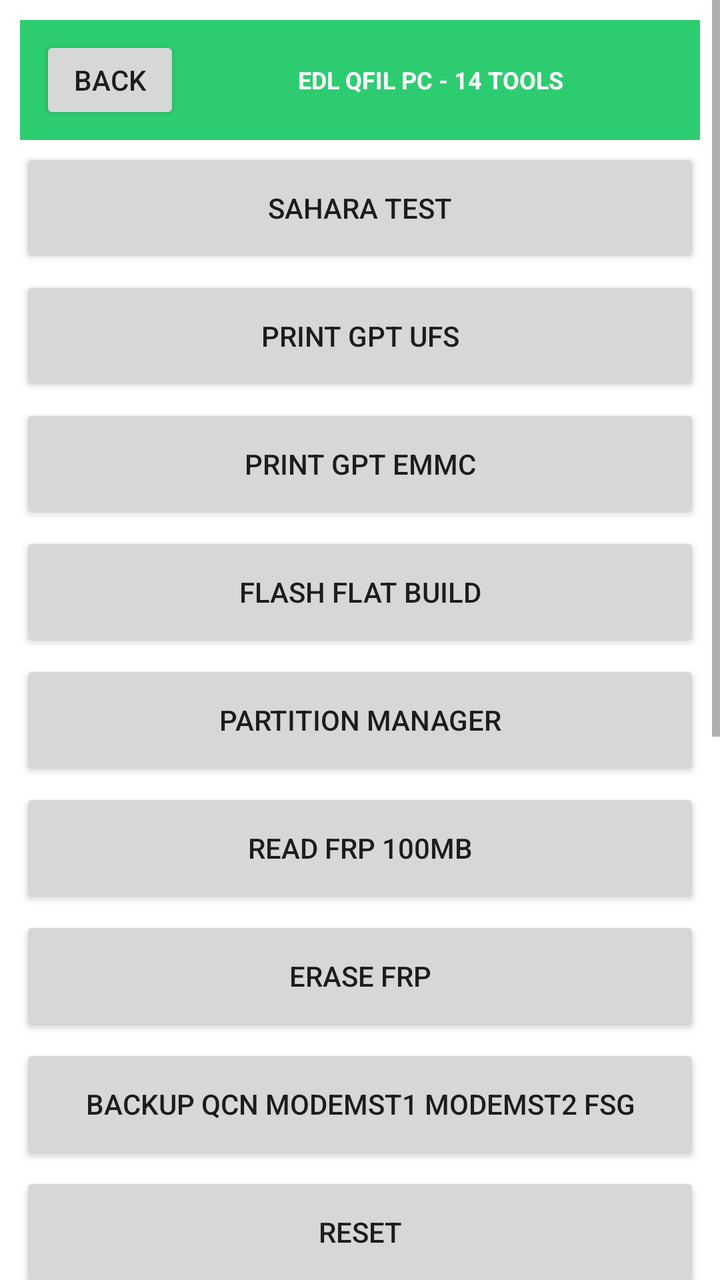
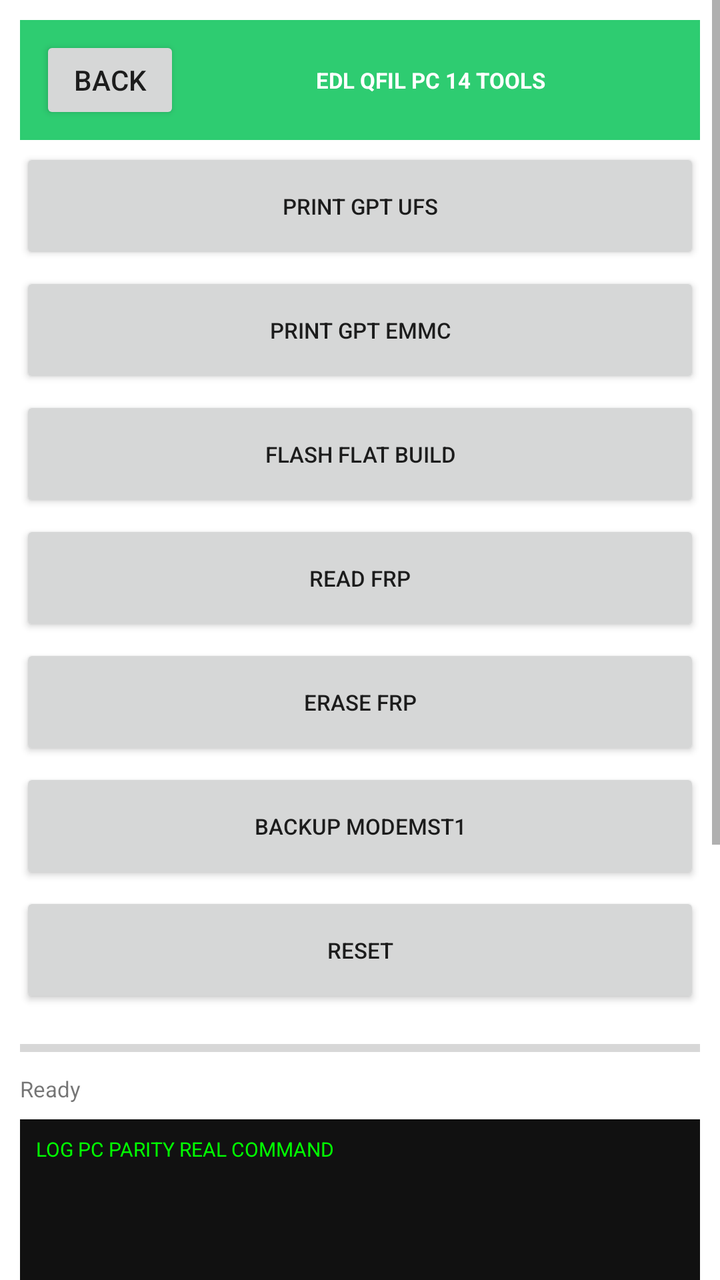

The first picture is an Android layout as it rendered before a commit; the second is the same layout after the commit. The layout source and the unified diff follow.
<!-- AndroidManifest.xml: application theme Theme.OTGFlasher -->
<!-- res/layout/activity_edl.xml -->
<?xml version="1.0" encoding="utf-8"?>
<ScrollView xmlns:android="http://schemas.android.com/apk/res/android" android:layout_width="match_parent" android:layout_height="match_parent" android:background="#FFFFFF">
<LinearLayout android:orientation="vertical" android:layout_width="match_parent" android:layout_height="wrap_content" android:padding="10dp">
<LinearLayout android:orientation="horizontal" android:layout_width="match_parent" android:layout_height="60dp" android:background="#2ECC71" android:gravity="center_vertical" android:padding="10dp"><Button android:id="@+id/btn_back" android:text="BACK" android:layout_width="70dp" android:layout_height="44dp"/><TextView android:text="EDL QFIL PC - 14 TOOLS" android:textSize="12sp" android:textStyle="bold" android:textColor="#FFFFFF" android:layout_width="0dp" android:layout_weight="1" android:layout_height="wrap_content" android:gravity="center"/></LinearLayout>
<Button android:id="@+id/btn_sahara_test_0" android:text="SAHARA TEST" android:layout_width="match_parent" android:layout_height="60dp" android:layout_marginTop="4dp"/>
<Button android:id="@+id/btn_print_gpt_ufs_1" android:text="PRINT GPT UFS" android:layout_width="match_parent" android:layout_height="60dp" android:layout_marginTop="4dp"/>
<Button android:id="@+id/btn_print_gpt_emmc_2" android:text="PRINT GPT EMMC" android:layout_width="match_parent" android:layout_height="60dp" android:layout_marginTop="4dp"/>
<Button android:id="@+id/btn_flash_flat_build_3" android:text="FLASH Flat Build" android:layout_width="match_parent" android:layout_height="60dp" android:layout_marginTop="4dp"/>
<Button android:id="@+id/btn_partition_manager_4" android:text="PARTITION MANAGER" android:layout_width="match_parent" android:layout_height="60dp" android:layout_marginTop="4dp"/>
<Button android:id="@+id/btn_read_frp_100mb_5" android:text="READ frp 100MB" android:layout_width="match_parent" android:layout_height="60dp" android:layout_marginTop="4dp"/>
<Button android:id="@+id/btn_erase_frp_6" android:text="ERASE frp" android:layout_width="match_parent" android:layout_height="60dp" android:layout_marginTop="4dp"/>
<Button android:id="@+id/btn_backup_qcn_modemst1_modemst2_f_7" android:text="BACKUP QCN modemst1 modemst2 fsg" android:layout_width="match_parent" android:layout_height="60dp" android:layout_marginTop="4dp"/>
<Button android:id="@+id/btn_reset_8" android:text="RESET" android:layout_width="match_parent" android:layout_height="60dp" android:layout_marginTop="4dp"/>
<ProgressBar android:id="@+id/progress_bar" style="?android:attr/progressBarStyleHorizontal" android:layout_width="match_parent" android:layout_height="16dp" android:max="100" android:layout_marginTop="12dp"/>
<TextView android:id="@+id/txt_detail" android:text="Ready" android:textSize="11sp" android:layout_width="match_parent" android:layout_height="wrap_content" android:layout_marginTop="5dp"/>
<TextView android:id="@+id/log_view" android:text="LOG - semua fungsi real bukan echo" android:textSize="10sp" android:background="#111111" android:textColor="#00FF00" android:padding="8dp" android:layout_width="match_parent" android:layout_height="400dp" android:layout_marginTop="8dp"/>
</LinearLayout></ScrollView>
<!-- resources referenced by this layout -->
<resources>
  <style name="Theme.OTGFlasher" parent="android:Theme.Material.Light.NoActionBar" />
</resources>

<!-- the commit's change to res/layout/activity_edl.xml (unified diff, before → after) -->
@@ -1,17 +1,15 @@
 <?xml version="1.0" encoding="utf-8"?>
 <ScrollView xmlns:android="http://schemas.android.com/apk/res/android" android:layout_width="match_parent" android:layout_height="match_parent" android:background="#FFFFFF">
 <LinearLayout android:orientation="vertical" android:layout_width="match_parent" android:layout_height="wrap_content" android:padding="10dp">
-<LinearLayout android:orientation="horizontal" android:layout_width="match_parent" android:layout_height="60dp" android:background="#2ECC71" android:gravity="center_vertical" android:padding="10dp"><Button android:id="@+id/btn_back" android:text="BACK" android:layout_width="70dp" android:layout_height="44dp"/><TextView android:text="EDL QFIL PC - 14 TOOLS" android:textSize="12sp" android:textStyle="bold" android:textColor="#FFFFFF" android:layout_width="0dp" android:layout_weight="1" android:layout_height="wrap_content" android:gravity="center"/></LinearLayout>
-<Button android:id="@+id/btn_sahara_test_0" android:text="SAHARA TEST" android:layout_width="match_parent" android:layout_height="60dp" android:layout_marginTop="4dp"/>
-<Button android:id="@+id/btn_print_gpt_ufs_1" android:text="PRINT GPT UFS" android:layout_width="match_parent" android:layout_height="60dp" android:layout_marginTop="4dp"/>
-<Button android:id="@+id/btn_print_gpt_emmc_2" android:text="PRINT GPT EMMC" android:layout_width="match_parent" android:layout_height="60dp" android:layout_marginTop="4dp"/>
-<Button android:id="@+id/btn_flash_flat_build_3" android:text="FLASH Flat Build" android:layout_width="match_parent" android:layout_height="60dp" android:layout_marginTop="4dp"/>
-<Button android:id="@+id/btn_partition_manager_4" android:text="PARTITION MANAGER" android:layout_width="match_parent" android:layout_height="60dp" android:layout_marginTop="4dp"/>
-<Button android:id="@+id/btn_read_frp_100mb_5" android:text="READ frp 100MB" android:layout_width="match_parent" android:layout_height="60dp" android:layout_marginTop="4dp"/>
-<Button android:id="@+id/btn_erase_frp_6" android:text="ERASE frp" android:layout_width="match_parent" android:layout_height="60dp" android:layout_marginTop="4dp"/>
-<Button android:id="@+id/btn_backup_qcn_modemst1_modemst2_f_7" android:text="BACKUP QCN modemst1 modemst2 fsg" android:layout_width="match_parent" android:layout_height="60dp" android:layout_marginTop="4dp"/>
-<Button android:id="@+id/btn_reset_8" android:text="RESET" android:layout_width="match_parent" android:layout_height="60dp" android:layout_marginTop="4dp"/>
+<LinearLayout android:orientation="horizontal" android:layout_width="match_parent" android:layout_height="60dp" android:background="#2ECC71" android:gravity="center_vertical" android:padding="10dp"><Button android:id="@+id/btn_back" android:text="BACK" android:layout_width="70dp" android:layout_height="44dp"/><TextView android:text="EDL QFIL PC 14 TOOLS" android:textSize="11sp" android:textStyle="bold" android:textColor="#FFFFFF" android:layout_width="0dp" android:layout_weight="1" android:layout_height="wrap_content" android:gravity="center"/></LinearLayout>
+<Button android:id="@+id/btn_print_gpt_ufs_0" android:text="PRINT GPT UFS" android:layout_width="match_parent" android:layout_height="58dp" android:layout_marginTop="4dp" android:textSize="11sp"/>
+<Button android:id="@+id/btn_print_gpt_emmc_1" android:text="PRINT GPT EMMC" android:layout_width="match_parent" android:layout_height="58dp" android:layout_marginTop="4dp" android:textSize="11sp"/>
+<Button android:id="@+id/btn_flash_flat_build_2" android:text="FLASH Flat Build" android:layout_width="match_parent" android:layout_height="58dp" android:layout_marginTop="4dp" android:textSize="11sp"/>
+<Button android:id="@+id/btn_read_frp_3" android:text="READ frp" android:layout_width="match_parent" android:layout_height="58dp" android:layout_marginTop="4dp" android:textSize="11sp"/>
+<Button android:id="@+id/btn_erase_frp_4" android:text="ERASE frp" android:layout_width="match_parent" android:layout_height="58dp" android:layout_marginTop="4dp" android:textSize="11sp"/>
+<Button android:id="@+id/btn_backup_modemst1_5" android:text="BACKUP modemst1" android:layout_width="match_parent" android:layout_height="58dp" android:layout_marginTop="4dp" android:textSize="11sp"/>
+<Button android:id="@+id/btn_reset_6" android:text="RESET" android:layout_width="match_parent" android:layout_height="58dp" android:layout_marginTop="4dp" android:textSize="11sp"/>
 <ProgressBar android:id="@+id/progress_bar" style="?android:attr/progressBarStyleHorizontal" android:layout_width="match_parent" android:layout_height="16dp" android:max="100" android:layout_marginTop="12dp"/>
 <TextView android:id="@+id/txt_detail" android:text="Ready" android:textSize="11sp" android:layout_width="match_parent" android:layout_height="wrap_content" android:layout_marginTop="5dp"/>
-<TextView android:id="@+id/log_view" android:text="LOG - semua fungsi real bukan echo" android:textSize="10sp" android:background="#111111" android:textColor="#00FF00" android:padding="8dp" android:layout_width="match_parent" android:layout_height="400dp" android:layout_marginTop="8dp"/>
+<TextView android:id="@+id/log_view" android:text="LOG PC PARITY REAL COMMAND" android:textSize="10sp" android:background="#111111" android:textColor="#00FF00" android:padding="8dp" android:layout_width="match_parent" android:layout_height="400dp" android:layout_marginTop="8dp"/>
 </LinearLayout></ScrollView>
